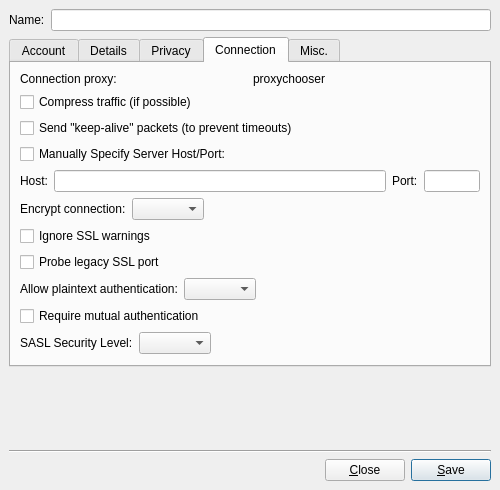
First picture: the form in src/accountmodify.ui, repository psi-im/psi, before the edit.
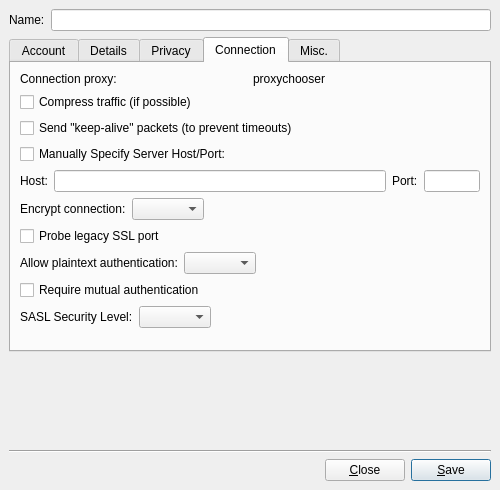
Second picture: the form after the edit. The open tabs and pages were chosen to show the change. Custom widgets are drawn as their Qt base class.

Commit message: Removing 'Ignore SSL warnings' option.

Patch:
```diff
--- a/src/accountmodify.ui
+++ b/src/accountmodify.ui
@@ -680,13 +680,6 @@
          </item>
         </layout>
        </item>
-       <item>
-        <widget class="QCheckBox" name="ck_ignoreSSLWarnings" >
-         <property name="text" >
-          <string>Ignore SSL warnings</string>
-         </property>
-        </widget>
-       </item>
        <item>
         <widget class="QCheckBox" name="ck_legacy_ssl_probe" >
          <property name="text" >
```
The commit also changes 3 other files.
